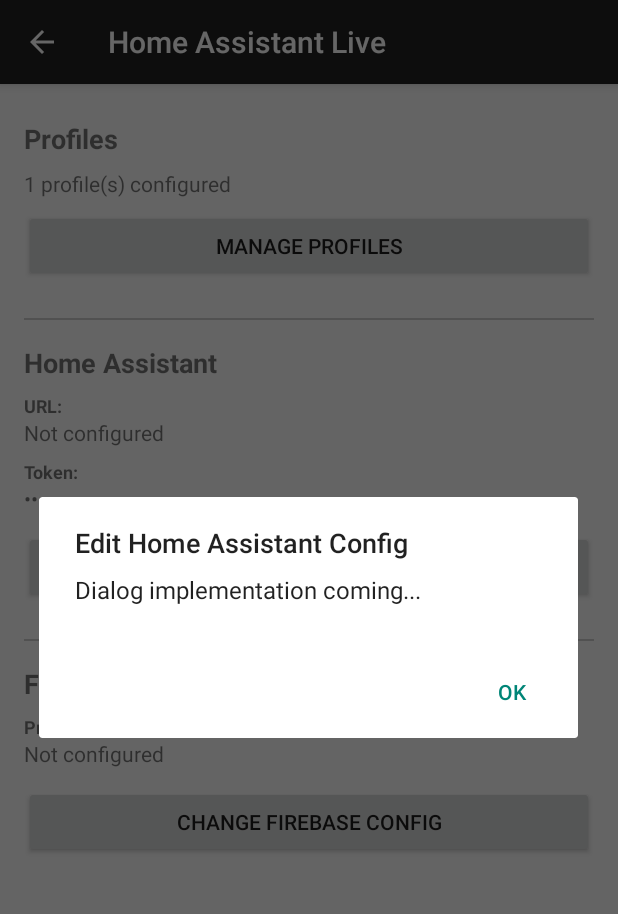
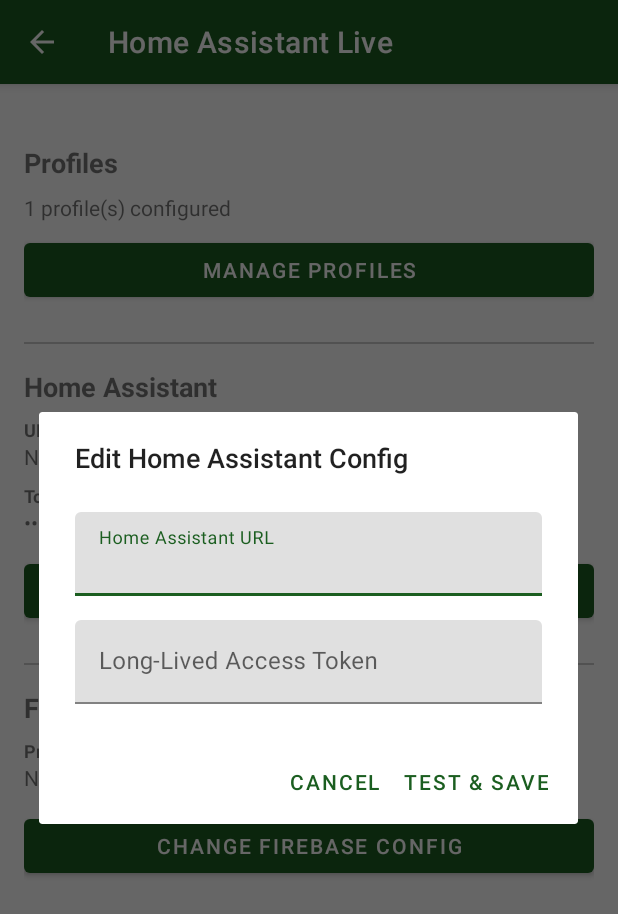
Before and after one commit to mrsheepuk/ha-live, an Android app: the SettingsActivity screen opened directly, with no data from a screen before it, after a tap on "EDIT", on a phone screen of 412 x 824 dp. Shown: the top 914 px of the screen. Run offline under Robolectric (Android 15) with nearby library versions, the phone set to English and light mode, and no system bars.

Commit message:
fix various issues

```diff
--- a/app/app/src/main/AndroidManifest.xml
+++ b/app/app/src/main/AndroidManifest.xml
@@ -13,7 +13,7 @@
         android:label="@string/app_name"
         android:roundIcon="@mipmap/ic_launcher_round"
         android:supportsRtl="true"
-        android:theme="@style/Theme.AppCompat.Light.DarkActionBar"
+        android:theme="@style/Theme.MyApplication"
         android:usesCleartextTraffic="true">
 
         <activity
@@ -42,7 +42,8 @@
         <activity
             android:name=".ui.ProfileEditorActivity"
             android:exported="false"
-            android:parentActivityName=".ui.ProfileManagementActivity" />
+            android:parentActivityName=".ui.ProfileManagementActivity"
+            android:windowSoftInputMode="adjustResize" />
     </application>
 
 </manifest>
--- a/app/app/src/main/java/uk/co/mrsheep/halive/ui/ProfileManagementActivity.kt
+++ b/app/app/src/main/java/uk/co/mrsheep/halive/ui/ProfileManagementActivity.kt
@@ -73,12 +73,12 @@ class ProfileManagementActivity : AppCompatActivity() {
             },
             onEdit = { profile ->
                 val intent = Intent(this, ProfileEditorActivity::class.java)
-                intent.putExtra("EXTRA_PROFILE_ID", profile.id)
+                intent.putExtra(ProfileEditorActivity.EXTRA_PROFILE_ID, profile.id)
                 startActivity(intent)
             },
             onDuplicate = { profile ->
                 val intent = Intent(this, ProfileEditorActivity::class.java)
-                intent.putExtra("EXTRA_DUPLICATE_FROM_ID", profile.id)
+                intent.putExtra(ProfileEditorActivity.EXTRA_DUPLICATE_FROM_ID, profile.id)
                 startActivity(intent)
             },
             onDelete = { profile ->
--- a/app/app/src/main/java/uk/co/mrsheep/halive/ui/SettingsActivity.kt
+++ b/app/app/src/main/java/uk/co/mrsheep/halive/ui/SettingsActivity.kt
@@ -145,13 +145,55 @@ class SettingsActivity : AppCompatActivity() {
     }
 
     private fun showHAEditDialog() {
-        // TODO: Create custom dialog layout with EditTexts
-        // For now, placeholder
-        AlertDialog.Builder(this)
+        // Create custom layout with two EditTexts
+        val dialogView = layoutInflater.inflate(R.layout.dialog_ha_config, null)
+        val urlInput = dialogView.findViewById<android.widget.EditText>(R.id.haUrlInput)
+        val tokenInput = dialogView.findViewById<android.widget.EditText>(R.id.haTokenInput)
+
+        // Load current config
+        val (currentUrl, currentToken) = uk.co.mrsheep.halive.core.HAConfig.loadConfig(this) ?: Pair("", "")
+        urlInput.setText(currentUrl)
+        tokenInput.setText(currentToken)
+
+        val dialog = AlertDialog.Builder(this)
             .setTitle("Edit Home Assistant Config")
-            .setMessage("Dialog implementation coming...")
-            .setPositiveButton("OK", null)
-            .show()
+            .setView(dialogView)
+            .setPositiveButton("Test & Save", null) // Set to null, we'll override below
+            .setNegativeButton("Cancel", null)
+            .create()
+
+        dialog.setOnShowListener {
+            val saveButton = dialog.getButton(AlertDialog.BUTTON_POSITIVE)
+            saveButton.setOnClickListener {
+                val newUrl = urlInput.text.toString().trim()
+                val newToken = tokenInput.text.toString().trim()
+
+                // Validate inputs
+                if (newUrl.isBlank()) {
+                    urlInput.error = "URL is required"
+                    return@setOnClickListener
+                }
+                if (newToken.isBlank()) {
+                    tokenInput.error = "Token is required"
+                    return@setOnClickListener
+                }
+
+                // Save temporarily and test
+                saveButton.isEnabled = false
+                saveButton.text = "Testing..."
+
+                // Save config
+                uk.co.mrsheep.halive.core.HAConfig.saveConfig(this, newUrl, newToken)
+
+                // Test connection
+                viewModel.testHAConnection()
+
+                // Close dialog
+                dialog.dismiss()
+            }
+        }
+
+        dialog.show()
     }
 
     private fun showFirebaseChangeDialog() {
--- a/app/app/src/main/res/layout/activity_settings.xml
+++ b/app/app/src/main/res/layout/activity_settings.xml
@@ -8,12 +8,17 @@
     <ScrollView
         android:layout_width="match_parent"
         android:layout_height="match_parent"
-        android:padding="16dp">
+        android:padding="16dp"
+        android:clipToPadding="false"
+        app:layout_constraintTop_toTopOf="parent"
+        app:layout_constraintBottom_toBottomOf="parent">
 
         <LinearLayout
             android:layout_width="match_parent"
             android:layout_height="wrap_content"
-            android:orientation="vertical">
+            android:orientation="vertical"
+            android:paddingTop="8dp"
+            android:paddingBottom="16dp">
 
             <!-- Profiles Section -->
             <TextView
@@ -23,7 +28,7 @@
                 android:textSize="18sp"
                 android:textStyle="bold"
                 android:layout_marginBottom="8dp"
-                android:layout_marginTop="8dp" />
+                android:layout_marginTop="16dp" />
 
             <TextView
                 android:id="@+id/profileSummaryText"
--- /dev/null
+++ b/app/app/src/main/res/layout/dialog_ha_config.xml
@@ -0,0 +1,37 @@
+<?xml version="1.0" encoding="utf-8"?>
+<LinearLayout xmlns:android="http://schemas.android.com/apk/res/android"
+    android:layout_width="match_parent"
+    android:layout_height="wrap_content"
+    android:orientation="vertical"
+    android:padding="24dp">
+
+    <com.google.android.material.textfield.TextInputLayout
+        android:layout_width="match_parent"
+        android:layout_height="wrap_content"
+        android:hint="Home Assistant URL"
+        android:layout_marginBottom="16dp">
+
+        <com.google.android.material.textfield.TextInputEditText
+            android:id="@+id/haUrlInput"
+            android:layout_width="match_parent"
+            android:layout_height="wrap_content"
+            android:inputType="textUri"
+            android:singleLine="true" />
+
+    </com.google.android.material.textfield.TextInputLayout>
+
+    <com.google.android.material.textfield.TextInputLayout
+        android:layout_width="match_parent"
+        android:layout_height="wrap_content"
+        android:hint="Long-Lived Access Token">
+
+        <com.google.android.material.textfield.TextInputEditText
+            android:id="@+id/haTokenInput"
+            android:layout_width="match_parent"
+            android:layout_height="wrap_content"
+            android:inputType="textPassword"
+            android:singleLine="true" />
+
+    </com.google.android.material.textfield.TextInputLayout>
+
+</LinearLayout>
--- a/app/app/src/main/res/values/colors.xml
+++ b/app/app/src/main/res/values/colors.xml
@@ -1,5 +1,14 @@
 <?xml version="1.0" encoding="utf-8"?>
 <resources>
+    <!-- Deep green color scheme - British Racing Green inspired -->
+    <color name="green_200">#81C784</color>
+    <color name="green_500">#1B5E20</color>
+    <color name="green_700">#0D3D15</color>
+    <color name="green_800">#052A0A</color>
+    <color name="light_green_200">#A5D6A7</color>
+    <color name="light_green_700">#2E7D32</color>
+
+    <!-- Legacy colors (kept for compatibility) -->
     <color name="purple_200">#FFBB86FC</color>
     <color name="purple_500">#FF6200EE</color>
     <color name="purple_700">#FF3700B3</color>
--- a/app/app/src/main/res/values/themes.xml
+++ b/app/app/src/main/res/values/themes.xml
@@ -2,12 +2,12 @@
     <!-- Base application theme. -->
     <style name="Theme.MyApplication" parent="Theme.MaterialComponents.DayNight.DarkActionBar">
         <!-- Primary brand color. -->
-        <item name="colorPrimary">@color/purple_500</item>
-        <item name="colorPrimaryVariant">@color/purple_700</item>
+        <item name="colorPrimary">@color/green_500</item>
+        <item name="colorPrimaryVariant">@color/green_700</item>
         <item name="colorOnPrimary">@color/white</item>
         <!-- Secondary brand color. -->
-        <item name="colorSecondary">@color/teal_200</item>
-        <item name="colorSecondaryVariant">@color/teal_700</item>
+        <item name="colorSecondary">@color/light_green_200</item>
+        <item name="colorSecondaryVariant">@color/light_green_700</item>
         <item name="colorOnSecondary">@color/black</item>
         <!-- Status bar color. -->
         <item name="android:statusBarColor">?attr/colorPrimaryVariant</item>
```
Also changed, not shown: app/app/src/main/java/uk/co/mrsheep/halive/ui/MainActivity.kt (+11 -18 lines), app/app/src/main/java/uk/co/mrsheep/halive/ui/MainViewModel.kt (+8 -5 lines), app/app/src/main/res/layout/activity_profile_editor.xml (+8 -14 lines).
